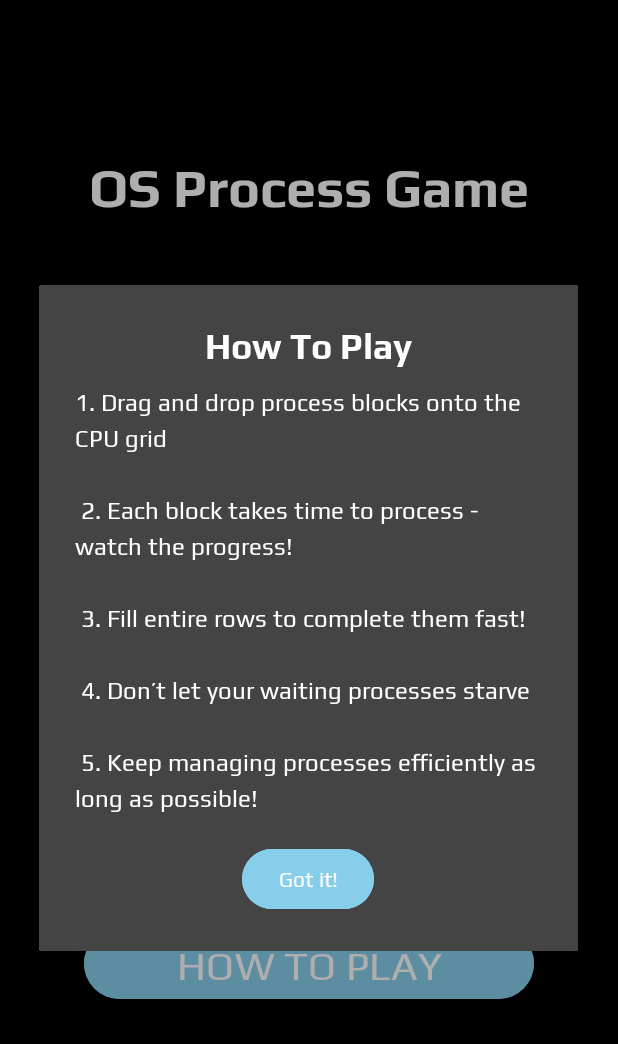
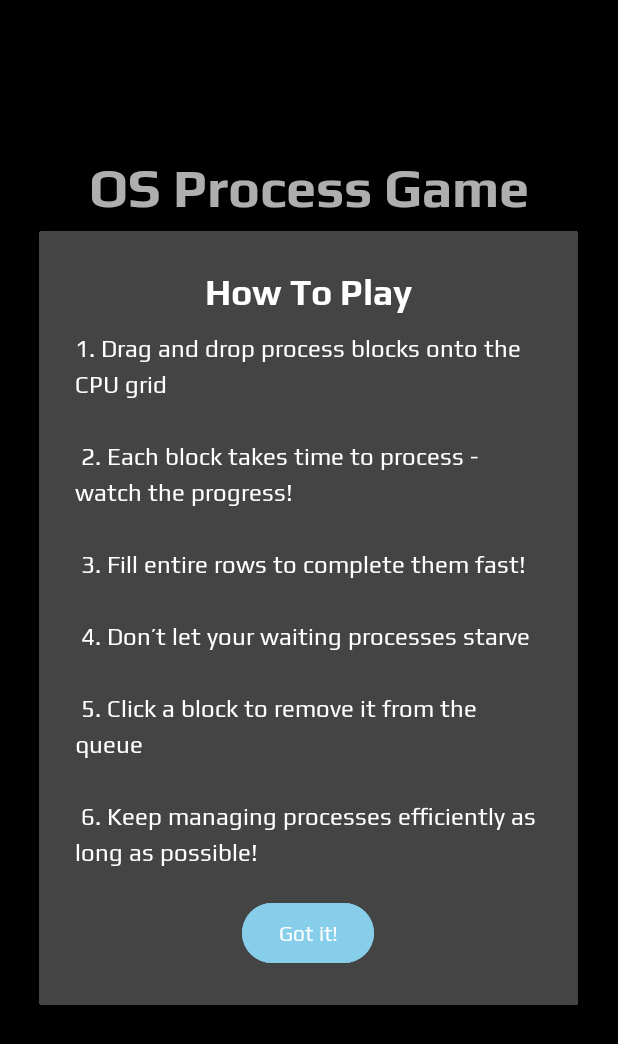
Before and after one commit to yekaiwu/CS205Project, an Android app: the screen it shows after launch (MainActivity), after a tap on "HOW TO PLAY", on a phone screen of 412 x 824 dp. Shown: the top 1044 px of the screen. Run offline under Robolectric (Android 15) with nearby library versions, the phone set to English and light mode, and no system bars.

Commit message:
Update dialog_how_to_play.xml

```diff
--- a/app/src/main/res/layout/dialog_how_to_play.xml
+++ b/app/src/main/res/layout/dialog_how_to_play.xml
@@ -26,7 +26,7 @@ android:lineSpacingExtra="6dp"
 android:fontFamily="@font/play"
 android:textColor="@android:color/white"
 android:textSize="16sp"
-android:text="1. Drag and drop process blocks onto the CPU grid\n\n 2. Each block takes time to process - watch the progress!\n\n 3. Fill entire rows to complete them fast!\n\n 4. Don’t let your waiting processes starve \n\n 5. Keep managing processes efficiently as long as possible!" />
+android:text="1. Drag and drop process blocks onto the CPU grid\n\n 2. Each block takes time to process - watch the progress!\n\n 3. Fill entire rows to complete them fast!\n\n 4. Don’t let your waiting processes starve \n\n 5. Click a block to remove it from the queue \n\n 6. Keep managing processes efficiently as long as possible!" />
 
 <Button
 android:id="@+id/okButton"
```
